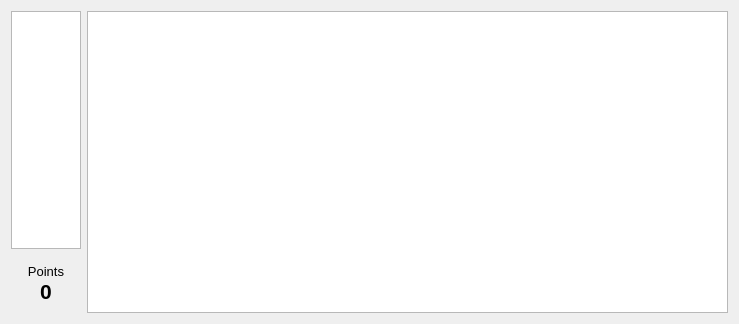
alberthier/bhware, file bhbot/tools/simulator/robotview.ui: the form before one commit.
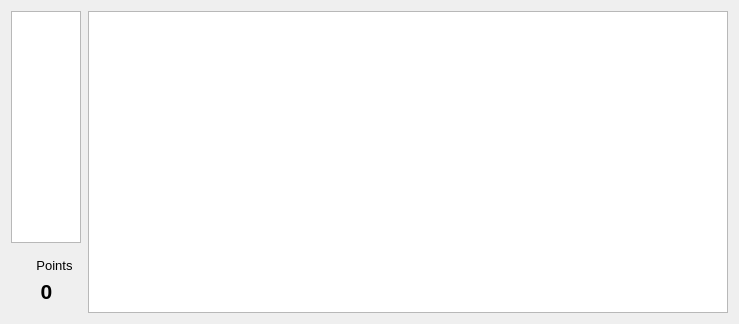
The form after the commit.

Patch:
```diff
--- a/bhbot/tools/simulator/robotview.ui
+++ b/bhbot/tools/simulator/robotview.ui
@@ -41,6 +41,9 @@
        <pointsize>8</pointsize>
       </font>
      </property>
+     <property name="lineWrapMode">
+      <enum>QTextEdit::NoWrap</enum>
+     </property>
      <property name="readOnly">
       <bool>true</bool>
      </property>
@@ -51,11 +54,27 @@
      <property name="autoFillBackground">
       <bool>false</bool>
      </property>
-     <layout class="QVBoxLayout" name="verticalLayout">
-      <property name="spacing">
-       <number>0</number>
-      </property>
-      <item>
+     <layout class="QGridLayout" name="gridLayout_2">
+      <item row="0" column="0">
+       <widget class="QLabel" name="led">
+        <property name="minimumSize">
+         <size>
+          <width>10</width>
+          <height>10</height>
+         </size>
+        </property>
+        <property name="maximumSize">
+         <size>
+          <width>10</width>
+          <height>10</height>
+         </size>
+        </property>
+        <property name="text">
+         <string/>
+        </property>
+       </widget>
+      </item>
+      <item row="0" column="1">
        <widget class="QLabel" name="label">
         <property name="font">
          <font>
@@ -70,7 +89,7 @@
         </property>
        </widget>
       </item>
-      <item>
+      <item row="1" column="0" colspan="2">
        <widget class="QLabel" name="points">
         <property name="font">
          <font>
```
